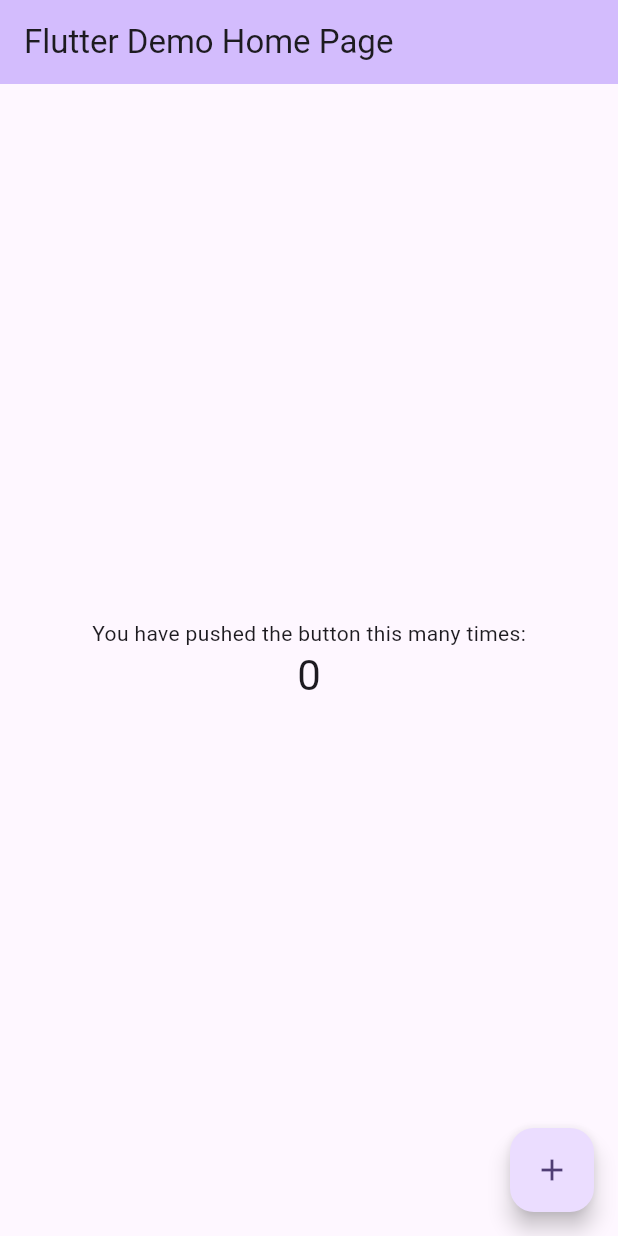
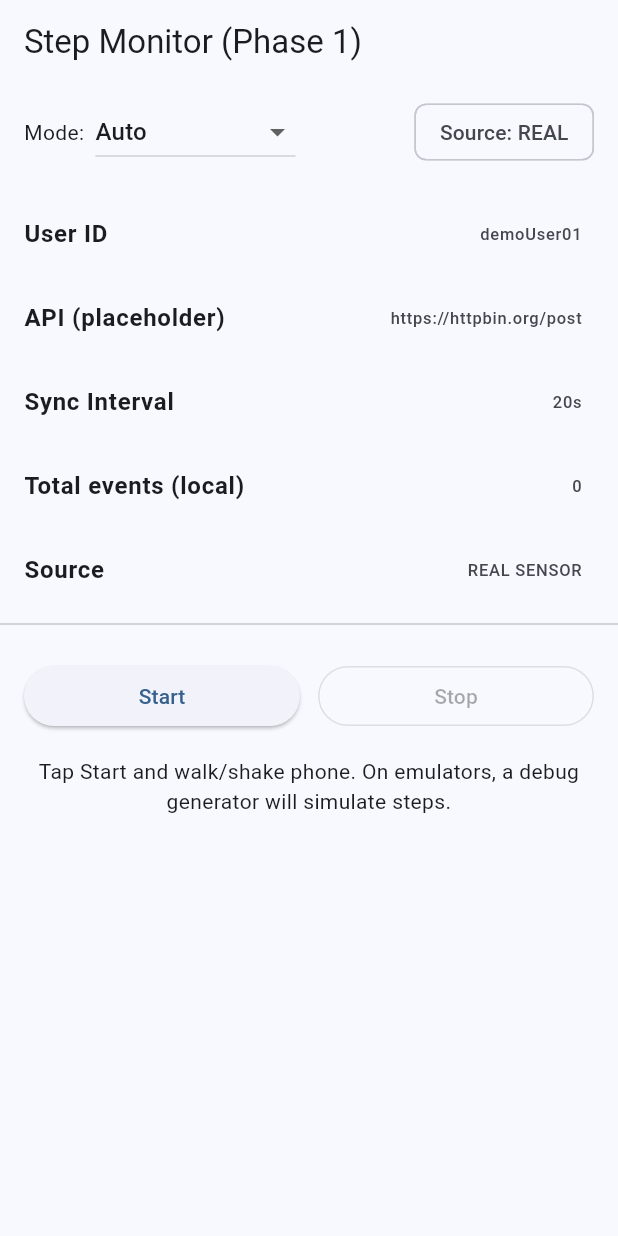
Before and after one commit to Abasalat/steps_counter_sensor_app, a Flutter app: the screen it shows after launch, on a phone screen of 412 x 824 dp. Run offline on Flutter 3.47's test engine with Material 3 defaults, Android fonts, the phone set to English and light mode, and no system bars; our stand-ins replace pedometer, permission_handler, sqflite; accounts and stored records are empty.

Commit message:
created the home screen , real time and simultation sensor detection for Step counter through the sensor

```diff
--- a/lib/core/config.dart
+++ b/lib/core/config.dart
@@ -0,0 +1,17 @@
+enum AcquisitionMode { auto, realOnly, simulatedOnly }
+
+class AppConfig {
+  static const String userId = 'demoUser01';
+
+  static const String apiBase = 'https://httpbin.org';
+  static const String ingestPath = '/post';
+
+  static const Duration syncInterval = Duration(seconds: 20);
+  static const int batchSize = 100;
+
+  // Default mode (you can change in UI)
+  static const AcquisitionMode defaultMode = AcquisitionMode.auto;
+
+  // Auto fallback wait window
+  static const Duration autoFallbackGrace = Duration(seconds: 8);
+}
--- a/lib/data/db/step_event_dao.dart
+++ b/lib/data/db/step_event_dao.dart
@@ -0,0 +1,56 @@
+import 'package:sqflite/sqflite.dart';
+import '../models/step_event.dart';
+import 'app_database.dart';
+
+class StepEventDao {
+  final AppDatabase _dbProvider = AppDatabase();
+
+  Future<int> insert(StepEventModel event) async {
+    final db = await _dbProvider.database;
+    return db.insert('step_events', event.toMap());
+  }
+
+  Future<int> insertMany(List<StepEventModel> events) async {
+    final db = await _dbProvider.database;
+    final batch = db.batch();
+    for (final e in events) {
+      batch.insert('step_events', e.toMap());
+    }
+    final results = await batch.commit(noResult: false);
+    return results.length;
+  }
+
+  Future<List<StepEventModel>> getUnsynced({int limit = 200}) async {
+    final db = await _dbProvider.database;
+    final rows = await db.query(
+      'step_events',
+      where: 'synced = ?',
+      whereArgs: [0],
+      orderBy: 'ts ASC',
+      limit: limit,
+    );
+    return rows.map((r) => StepEventModel.fromMap(r)).toList();
+  }
+
+  Future<int> markSyncedByIds(List<int> ids) async {
+    if (ids.isEmpty) return 0;
+    final db = await _dbProvider.database;
+    final idList = ids.join(',');
+    return db.rawUpdate(
+      'UPDATE step_events SET synced = 1 WHERE id IN ($idList)',
+    );
+  }
+
+  Future<int> purgeOlderThanDays(int days) async {
+    final db = await _dbProvider.database;
+    final nowMs = DateTime.now().millisecondsSinceEpoch;
+    final cutoff = nowMs - days * 24 * 60 * 60 * 1000;
+    return db.delete('step_events', where: 'ts < ?', whereArgs: [cutoff]);
+  }
+
+  Future<int> countAll() async {
+    final db = await _dbProvider.database;
+    final res = await db.rawQuery('SELECT COUNT(*) as c FROM step_events');
+    return (res.first['c'] as int?) ?? 0;
+  }
+}
--- a/lib/data/models/step_event.dart
+++ b/lib/data/models/step_event.dart
@@ -0,0 +1,33 @@
+class StepEventModel {
+  final int? id; // auto-increment PK (sqlite)
+  final String userId; // e.g., "demoUser01"
+  final int ts; // epoch ms
+  final int steps; // delta in this interval
+  final bool synced; // queued vs uploaded
+
+  StepEventModel({
+    this.id,
+    required this.userId,
+    required this.ts,
+    required this.steps,
+    this.synced = false,
+  });
+
+  Map<String, dynamic> toMap() => {
+    'id': id,
+    'user_id': userId,
+    'ts': ts,
+    'steps': steps,
+    'synced': synced ? 1 : 0,
+  };
+
+  factory StepEventModel.fromMap(Map<String, dynamic> map) {
+    return StepEventModel(
+      id: map['id'] as int?,
+      userId: map['user_id'] as String,
+      ts: map['ts'] as int,
+      steps: map['steps'] as int,
+      synced: (map['synced'] as int) == 1,
+    );
+  }
+}
--- a/lib/main.dart
+++ b/lib/main.dart
@@ -1,4 +1,5 @@
 import 'package:flutter/material.dart';
+import 'package:steps_counter_sensor_app/presentation/screens/home_screen.dart';
 
 void main() {
   runApp(const MyApp());
@@ -11,112 +12,9 @@ class MyApp extends StatelessWidget {
   @override
   Widget build(BuildContext context) {
     return MaterialApp(
-      title: 'Flutter Demo',
-      theme: ThemeData(
-        // This is the theme of your application.
-        //
-        // TRY THIS: Try running your application with "flutter run". You'll see
-        // the application has a purple toolbar. Then, without quitting the app,
-        // try changing the seedColor in the colorScheme below to Colors.green
-        // and then invoke "hot reload" (save your changes or press the "hot
-        // reload" button in a Flutter-supported IDE, or press "r" if you used
-        // the command line to start the app).
-        //
-        // Notice that the counter didn't reset back to zero; the application
-        // state is not lost during the reload. To reset the state, use hot
-        // restart instead.
-        //
-        // This works for code too, not just values: Most code changes can be
-        // tested with just a hot reload.
-        colorScheme: ColorScheme.fromSeed(seedColor: Colors.deepPurple),
-      ),
-      home: const MyHomePage(title: 'Flutter Demo Home Page'),
+      title: 'Step Monitor',
+      theme: ThemeData(useMaterial3: true, colorSchemeSeed: Colors.blue),
+      home: const HomeScreen(),
     );
   }
 }
-
-class MyHomePage extends StatefulWidget {
-  const MyHomePage({super.key, required this.title});
-
-  // This widget is the home page of your application. It is stateful, meaning
-  // that it has a State object (defined below) that contains fields that affect
-  // how it looks.
-
-  // This class is the configuration for the state. It holds the values (in this
-  // case the title) provided by the parent (in this case the App widget) and
-  // used by the build method of the State. Fields in a Widget subclass are
-  // always marked "final".
-
-  final String title;
-
-  @override
-  State<MyHomePage> createState() => _MyHomePageState();
-}
-
-class _MyHomePageState extends State<MyHomePage> {
-  int _counter = 0;
-
-  void _incrementCounter() {
-    setState(() {
-      // This call to setState tells the Flutter framework that something has
-      // changed in this State, which causes it to rerun the build method below
-      // so that the display can reflect the updated values. If we changed
-      // _counter without calling setState(), then the build method would not be
-      // called again, and so nothing would appear to happen.
-      _counter++;
-    });
-  }
-
-  @override
-  Widget build(BuildContext context) {
-    // This method is rerun every time setState is called, for instance as done
-    // by the _incrementCounter method above.
-    //
-    // The Flutter framework has been optimized to make rerunning build methods
-    // fast, so that you can just rebuild anything that needs updating rather
-    // than having to individually change instances of widgets.
-    return Scaffold(
-      appBar: AppBar(
-        // TRY THIS: Try changing the color here to a specific color (to
-        // Colors.amber, perhaps?) and trigger a hot reload to see the AppBar
-        // change color while the other colors stay the same.
-        backgroundColor: Theme.of(context).colorScheme.inversePrimary,
-        // Here we take the value from the MyHomePage object that was created by
-        // the App.build method, and use it to set our appbar title.
-        title: Text(widget.title),
-      ),
-      body: Center(
-        // Center is a layout widget. It takes a single child and positions it
-        // in the middle of the parent.
-        child: Column(
-          // Column is also a layout widget. It takes a list of children and
-          // arranges them vertically. By default, it sizes itself to fit its
-          // children horizontally, and tries to be as tall as its parent.
-          //
-          // Column has various properties to control how it sizes itself and
-          // how it positions its children. Here we use mainAxisAlignment to
-          // center the children vertically; the main axis here is the vertical
-          // axis because Columns are vertical (the cross axis would be
-          // horizontal).
-          //
-          // TRY THIS: Invoke "debug painting" (choose the "Toggle Debug Paint"
-          // action in the IDE, or press "p" in the console), to see the
-          // wireframe for each widget.
-          mainAxisAlignment: MainAxisAlignment.center,
-          children: <Widget>[
-            const Text('You have pushed the button this many times:'),
-            Text(
-              '$_counter',
-              style: Theme.of(context).textTheme.headlineMedium,
-            ),
-          ],
-        ),
-      ),
-      floatingActionButton: FloatingActionButton(
-        onPressed: _incrementCounter,
-        tooltip: 'Increment',
-        child: const Icon(Icons.add),
-      ), // This trailing comma makes auto-formatting nicer for build methods.
-    );
-  }
-}
--- a/lib/presentation/screens/home_screen.dart
+++ b/lib/presentation/screens/home_screen.dart
@@ -0,0 +1,241 @@
+import 'dart:async';
+import 'package:flutter/material.dart';
+import 'package:provider/provider.dart';
+
+import '../../services/pedometer_service.dart';
+import '../../services/debug_step_generator.dart';
+import '../../services/sync_service.dart';
+import '../../services/permission_service.dart';
+import '../../data/repositories/step_repository.dart';
+import '../../core/config.dart' show AppConfig, AcquisitionMode;
+import '../widgets/status_tile.dart';
+
+class HomeScreen extends StatefulWidget {
+  const HomeScreen({super.key});
+  @override
+  State<HomeScreen> createState() => _HomeScreenState();
+}
+
+class _HomeScreenState extends State<HomeScreen> {
+  final _pedometer = PedometerService();
+  final _debugGen = DebugStepGenerator();
+  final _sync = SyncService();
+  final _perm = PermissionService();
+  final _repo = StepRepository();
+  bool _usingDebug = false;
+
+  AcquisitionMode _mode = AppConfig.defaultMode;
+  bool _running = false;
+  bool _receivedAnyRealEvent = false; // NEW
+
+  int _totalSaved = 0;
+  Timer? _uiTimer;
+
+  @override
+  void initState() {
+    super.initState();
+    _refreshCountsPeriodically();
+  }
+
+  @override
+  void dispose() {
+    _uiTimer?.cancel();
+    _pedometer.stop();
+    _debugGen.stop();
+    _sync.stop();
+    super.dispose();
+  }
+
+  Future<void> _refreshCounts() async {
+    final c = await _repo.totalCount();
+    if (mounted) setState(() => _totalSaved = c);
+  }
+
+  void _refreshCountsPeriodically() {
+    _uiTimer = Timer.periodic(
+      const Duration(seconds: 2),
+      (_) => _refreshCounts(),
+    );
+  }
+
+  Future<void> _start() async {
+    if (_running) return;
+
+    // Reset run-state
+    _usingDebug = false;
+    _receivedAnyRealEvent = false;
+
+    // Permissions for real sensor (we still ask even if mode=simulatedOnly, harmless)
+    final ok = await _perm.ensureActivityRecognition();
+    if (!ok && mounted && _mode != AcquisitionMode.simulatedOnly) {
+      ScaffoldMessenger.of(
+        context,
+      ).showSnackBar(const SnackBar(content: Text('Permission required')));
+      return;
+    }
+
+    // Start according to mode
+    switch (_mode) {
+      case AcquisitionMode.simulatedOnly:
+        _usingDebug = true;
+        _debugGen.start((delta, ts) async {
+          await _repo.addLocalEvent(
+            AppConfig.userId,
+            ts.millisecondsSinceEpoch,
+            delta,
+          );
+        });
+        break;
+
+      case AcquisitionMode.realOnly:
+        _pedometer.start(
+          onDelta: (delta, counter, ts) async {
+            await _repo.addLocalEvent(
+              AppConfig.userId,
+              ts.millisecondsSinceEpoch,
+              delta,
+            );
+          },
+          onAnyEvent: () {
+            _receivedAnyRealEvent = true;
+          },
+        );
+        break;
+
+      case AcquisitionMode.auto:
+        // Try real first; if no raw event in grace window, fall back to simulated
+        _pedometer.start(
+          onDelta: (delta, counter, ts) async {
+            await _repo.addLocalEvent(
+              AppConfig.userId,
+              ts.millisecondsSinceEpoch,
+              delta,
+            );
+          },
+          onAnyEvent: () {
+            _receivedAnyRealEvent = true;
+          },
+        );
+
+        Future.delayed(AppConfig.autoFallbackGrace, () {
+          if (!_receivedAnyRealEvent && !_usingDebug && mounted && _running) {
+            // No real sensor events at all -> fallback to simulator
+            _usingDebug = true;
+            _debugGen.start((delta, ts) async {
+              await _repo.addLocalEvent(
+                AppConfig.userId,
+                ts.millisecondsSinceEpoch,
+                delta,
+              );
+            });
+            setState(() {}); // refresh Source label
+          }
+        });
+        break;
+    }
+
+    _sync.start();
+    setState(() => _running = true);
+  }
+
+  void _stop() {
+    if (!_running) return;
+    _pedometer.stop(); // ensures _lastCounter reset
+    _debugGen.stop(); // ensure simulator stops
+    _sync.stop();
+    _usingDebug = false;
+    _receivedAnyRealEvent = false;
+    setState(() => _running = false);
+  }
+
+  @override
+  Widget build(BuildContext context) {
+    return Scaffold(
+      appBar: AppBar(title: const Text('Step Monitor (Phase 1)')),
+      body: Column(
+        children: [
+          // Near the top of body:
+          Padding(
+            padding: const EdgeInsets.symmetric(horizontal: 16, vertical: 8),
+            child: Row(
+              children: [
+                const Text('Mode:  '),
+                DropdownButton<AcquisitionMode>(
+                  value: _mode,
+                  onChanged: _running
+                      ? null
+                      : (m) => setState(() => _mode = m!),
+                  items: const [
+                    DropdownMenuItem(
+                      value: AcquisitionMode.auto,
+                      child: Text('Auto'),
+                    ),
+                    DropdownMenuItem(
+                      value: AcquisitionMode.realOnly,
+                      child: Text('Real-only'),
+                    ),
+                    DropdownMenuItem(
+                      value: AcquisitionMode.simulatedOnly,
+                      child: Text('Simulated-only'),
+                    ),
+                  ],
+                ),
+                const Spacer(),
+                Chip(
+                  label: Text(
+                    _usingDebug ? 'Source: SIMULATED' : 'Source: REAL',
+                  ),
+                ),
+              ],
+            ),
+          ),
+
+          const SizedBox(height: 8),
+          StatusTile(title: 'User ID', value: AppConfig.userId),
+          StatusTile(
+            title: 'API (placeholder)',
+            value: '${AppConfig.apiBase}${AppConfig.ingestPath}',
+          ),
+          StatusTile(
+            title: 'Sync Interval',
+            value: '${AppConfig.syncInterval.inSeconds}s',
+          ),
+          StatusTile(title: 'Total events (local)', value: '$_totalSaved'),
+          StatusTile(
+            title: 'Source',
+            value: _usingDebug ? 'SIMULATED' : 'REAL SENSOR',
+          ),
+
+          const Divider(),
+          Padding(
+            padding: const EdgeInsets.all(16.0),
+            child: Row(
+              children: [
+                Expanded(
+                  child: ElevatedButton(
+                    onPressed: _running ? null : _start,
+                    child: const Text('Start'),
+                  ),
+                ),
+                const SizedBox(width: 12),
+                Expanded(
+                  child: OutlinedButton(
+                    onPressed: _running ? _stop : null,
+                    child: const Text('Stop'),
+                  ),
+                ),
+              ],
+            ),
+          ),
+          const Padding(
+            padding: EdgeInsets.symmetric(horizontal: 16),
+            child: Text(
+              'Tap Start and walk/shake phone. On emulators, a debug generator will simulate steps.',
+              textAlign: TextAlign.center,
+            ),
+          ),
+        ],
+      ),
+    );
+  }
+}
--- a/lib/presentation/widgets/status_tile.dart
+++ b/lib/presentation/widgets/status_tile.dart
@@ -0,0 +1,15 @@
+import 'package:flutter/material.dart';
+
+class StatusTile extends StatelessWidget {
+  final String title;
+  final String value;
+  const StatusTile({super.key, required this.title, required this.value});
+
+  @override
+  Widget build(BuildContext context) {
+    return ListTile(
+      title: Text(title, style: const TextStyle(fontWeight: FontWeight.w600)),
+      trailing: Text(value),
+    );
+  }
+}
--- a/lib/services/debug_step_generator.dart
+++ b/lib/services/debug_step_generator.dart
@@ -0,0 +1,15 @@
+import 'dart:async';
+
+typedef DebugStepCallback = void Function(int delta, DateTime ts);
+
+class DebugStepGenerator {
+  Timer? _timer;
+  void start(DebugStepCallback onDelta) {
+    _timer = Timer.periodic(const Duration(seconds: 2), (_) {
+      final delta = 1 + (DateTime.now().second % 5); // 1..5 steps
+      onDelta(delta, DateTime.now());
+    });
+  }
+
+  void stop() => _timer?.cancel();
+}
--- a/lib/services/pedometer_service.dart
+++ b/lib/services/pedometer_service.dart
@@ -0,0 +1,50 @@
+import 'dart:async';
+import 'package:pedometer/pedometer.dart';
+
+typedef StepDeltaCallback = void Function(int delta, int counter, DateTime ts);
+
+class PedometerService {
+  StreamSubscription<StepCount>? _sub;
+  int? _lastCounter;
+
+  /// Start listening to pedometer. Calls [onAnyEvent] on every raw sensor event
+  /// (even if delta == 0), and [onDelta] only when delta > 0.
+  void start({
+    required StepDeltaCallback onDelta,
+    void Function()? onAnyEvent,
+  }) {
+    _sub = Pedometer.stepCountStream.listen(
+      (StepCount event) {
+        onAnyEvent?.call(); // <- mark that a real event arrived
+
+        final now = DateTime.now();
+        final current = event.steps; // cumulative since boot
+
+        int delta;
+        if (_lastCounter == null) {
+          delta = 0; // baseline
+        } else {
+          final raw = current - _lastCounter!;
+          delta = raw >= 0 ? raw : 0; // clamp on counter reset
+        }
+        _lastCounter = current;
+
+        // Debug print
+        // ignore: avoid_print
+        print('[StepMonitor] counter=$current delta=$delta ts=$now');
+
+        if (delta > 0) onDelta(delta, current, now);
+      },
+      onError: (e) {
+        // ignore: avoid_print
+        print('[StepMonitor] pedometer error: $e');
+      },
+    );
+  }
+
+  void stop() {
+    _sub?.cancel();
+    _sub = null;
+    _lastCounter = null; // <-- ensure fresh baseline next start
+  }
+}
```
Also changed, not shown: lib/data/db/app_database.dart (+33 -0 lines), lib/data/repositories/step_repository.dart (+30 -0 lines), lib/services/permission_service.dart (+10 -0 lines), lib/services/sync_service.dart (+55 -0 lines).
